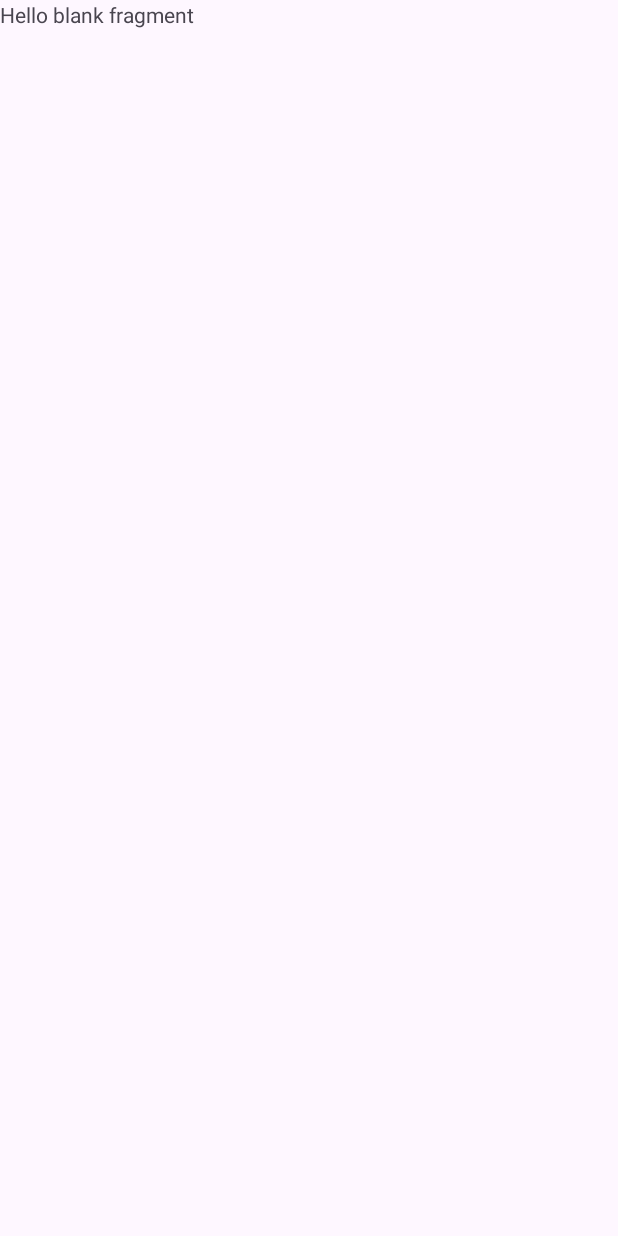
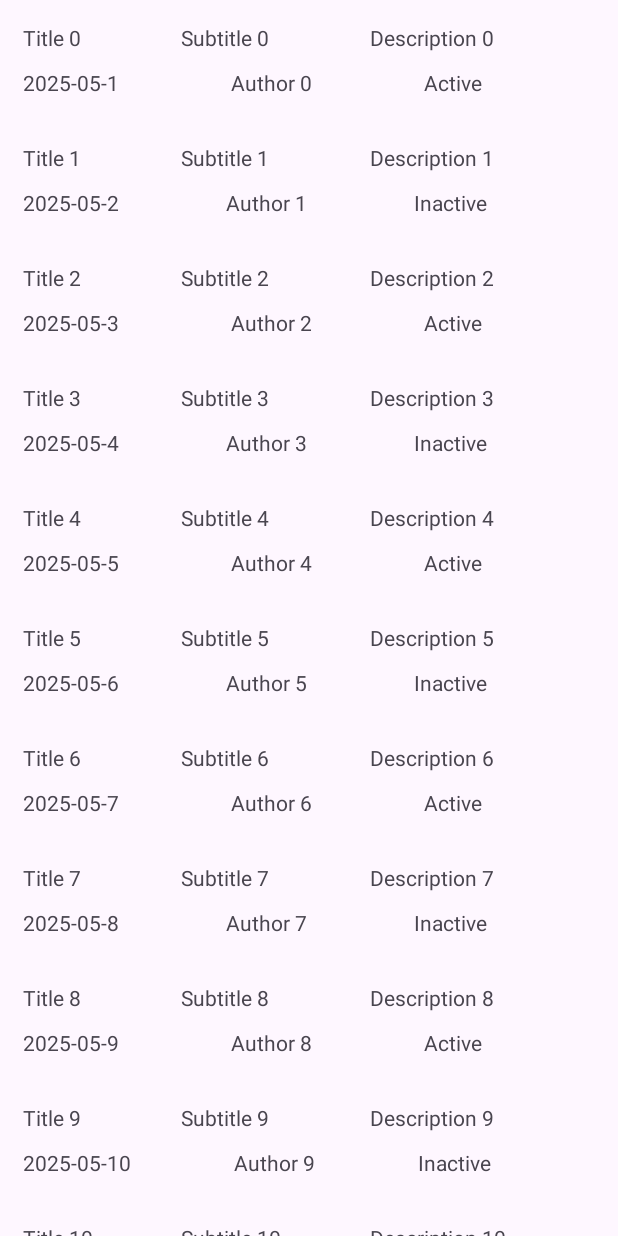
Before and after one commit to SubinBSuresh/LazyList, an Android app: the PagedListFragment screen opened through its navigation route, on a phone screen of 412 x 824 dp. Before the commit the screen is almost empty. Run offline under Robolectric (Android 15) with nearby library versions, the phone set to English and light mode, and no system bars; our stand-ins replace paging.

Commit message:
added pagination

```diff
--- a/app/build.gradle.kts
+++ b/app/build.gradle.kts
@@ -48,6 +48,8 @@ dependencies {
     implementation(libs.androidx.constraintlayout)
     implementation(libs.androidx.navigation.fragment.ktx)
     implementation(libs.androidx.navigation.ui.ktx)
+    implementation(libs.paging.runtime)
+    implementation(libs.androidx.recyclerview)
     testImplementation(libs.junit)
     androidTestImplementation(libs.androidx.junit)
     androidTestImplementation(libs.androidx.espresso.core)
--- /dev/null
+++ b/app/src/main/java/com/dutch/lazylist/ListItemPagingSource.kt
@@ -0,0 +1,43 @@
+package com.dutch.lazylist
+
+import android.util.Log
+import androidx.paging.PagingSource
+import androidx.paging.PagingState
+
+class ListItemPagingSource : PagingSource<Int, ListItemData>() {
+
+    val TAG = "ListItemPagingSource"
+    override fun getRefreshKey(state: PagingState<Int, ListItemData>): Int? {
+        Log.i(TAG, "getRefreshKey()")
+        return state.anchorPosition?.let {
+            state.closestPageToPosition(it)?.prevKey?.plus(1)?:state.closestPageToPosition(it)?.nextKey?.minus(1)
+        }
+    }
+
+    override suspend fun load(params: LoadParams<Int>): LoadResult<Int, ListItemData> {
+        Log.i(TAG, "load()")
+        val page = params.key ?: 0
+        val pageSize = params.loadSize
+
+        return try {
+            val items = List(pageSize) {
+                val index = page * pageSize + it
+                ListItemData(
+                    title = "Title $index",
+                    subtitle = "Subtitle $index",
+                    description = "Description $index",
+                    date = "2025-05-${(it + 1)}",
+                    author = "Author $index",
+                    status = if (index %2 == 0) "Active" else "Inactive"
+                )
+            }
+            LoadResult.Page(
+                data = items,
+                prevKey = if (page == 0) null else page - 1,
+                nextKey = page + 1
+            )
+        } catch (e: Exception) {
+            LoadResult.Error(e)
+        }
+    }
+}
--- /dev/null
+++ b/app/src/main/java/com/dutch/lazylist/PagedListAdapter.kt
@@ -0,0 +1,56 @@
+package com.dutch.lazylist
+
+import android.view.LayoutInflater
+import android.view.ViewGroup
+import androidx.paging.PagingDataAdapter
+import androidx.recyclerview.widget.DiffUtil
+import androidx.recyclerview.widget.RecyclerView
+import com.dutch.lazylist.databinding.VerticalListItemBinding
+
+class PagedListAdapter :
+    PagingDataAdapter<ListItemData, PagedListAdapter.ViewHolder>(DIFF_CALLBACK) {
+
+    companion object {
+        val DIFF_CALLBACK = object : DiffUtil.ItemCallback<ListItemData>() {
+            override fun areItemsTheSame(
+                oldItem: ListItemData, newItem: ListItemData
+            ): Boolean {
+                return oldItem.title == newItem.title
+            }
+
+            override fun areContentsTheSame(
+                oldItem: ListItemData, newItem: ListItemData
+            ): Boolean {
+                return oldItem == newItem
+            }
+
+        }
+    }
+
+    inner class ViewHolder(private val binding: VerticalListItemBinding) :
+        RecyclerView.ViewHolder(binding.root) {
+        fun bind(item: ListItemData) {
+            binding.tv1.text = item.title
+            binding.tv2.text = item.subtitle
+            binding.tv3.text = item.description
+            binding.tv4.text = item.date
+            binding.tv5.text = item.author
+            binding.tv6.text = item.status
+        }
+    }
+
+
+    override fun onCreateViewHolder(
+        parent: ViewGroup, viewType: Int
+    ): ViewHolder {
+        val binding =
+            VerticalListItemBinding.inflate(LayoutInflater.from(parent.context), parent, false)
+        return ViewHolder(binding)
+    }
+
+    override fun onBindViewHolder(holder: ViewHolder, position: Int) {
+        getItem(position)?.let { holder.bind(it) }
+    }
+
+
+}
--- a/app/src/main/java/com/dutch/lazylist/PagedListFragment.kt
+++ b/app/src/main/java/com/dutch/lazylist/PagedListFragment.kt
@@ -1,59 +1,47 @@
 package com.dutch.lazylist
 
 import android.os.Bundle
-import androidx.fragment.app.Fragment
+import android.util.Log
 import android.view.LayoutInflater
 import android.view.View
 import android.view.ViewGroup
+import androidx.fragment.app.Fragment
+import androidx.fragment.app.viewModels
+import androidx.lifecycle.lifecycleScope
+import androidx.recyclerview.widget.LinearLayoutManager
+import com.dutch.lazylist.databinding.FragmentPagedListBinding
+import kotlinx.coroutines.flow.collectLatest
 
-// TODO: Rename parameter arguments, choose names that match
-// the fragment initialization parameters, e.g. ARG_ITEM_NUMBER
-private const val ARG_PARAM1 = "param1"
-private const val ARG_PARAM2 = "param2"
+class PagedListFragment : Fragment() {
+    val TAG = "PagedListFragment"
 
-/**
- * A simple [Fragment] subclass.
- * Use the [PagedListFragment.newInstance] factory method to
- * create an instance of this fragment.
- */
-class PagedListFragment : Fragment() {
-    // TODO: Rename and change types of parameters
-    private var param1: String? = null
-    private var param2: String? = null
+    private lateinit var binding: FragmentPagedListBinding
+    private val viewModel: PagedlistViewModel by viewModels()
+    private lateinit var adapter: PagedListAdapter
 
-    override fun onCreate(savedInstanceState: Bundle?) {
-        super.onCreate(savedInstanceState)
-        arguments?.let {
-            param1 = it.getString(ARG_PARAM1)
-            param2 = it.getString(ARG_PARAM2)
+
+    override fun onCreateView(
+        inflater: LayoutInflater, container: ViewGroup?, savedInstanceState: Bundle?
+    ): View? {
+        Log.i(TAG, "onCreateView()")
+        // Inflate the layout for this fragment
+        binding = FragmentPagedListBinding.inflate(inflater, container, false)
+        return binding.root
+    }
+
+    override fun onViewCreated(view: View, savedInstanceState: Bundle?) {
+        Log.i(TAG, "onViewCreated()")
+        super.onViewCreated(view, savedInstanceState)
+        adapter = PagedListAdapter()
+        binding.rvListPaged.layoutManager = LinearLayoutManager(requireContext())
+        binding.rvListPaged.adapter = adapter
+
+        lifecycleScope.launchWhenStarted {
+            viewModel.pager.collectLatest {
+                adapter.submitData(it)
+            }
         }
     }
 
-    override fun onCreateView(
-        inflater: LayoutInflater, container: ViewGroup?,
-        savedInstanceState: Bundle?
-    ): View? {
-        // Inflate the layout for this fragment
-        return inflater.inflate(R.layout.fragment_paged_list, container, false)
-    }
 
-    companion object {
-        /**
-         * Use this factory method to create a new instance of
-         * this fragment using the provided parameters.
-         *
-         * @param param1 Parameter 1.
-         * @param param2 Parameter 2.
-         * @return A new instance of fragment PagedListFragment.
-         */
-        // TODO: Rename and change types and number of parameters
-        @JvmStatic
-        fun newInstance(param1: String, param2: String) =
-            PagedListFragment().apply {
-                arguments = Bundle().apply {
-                    putString(ARG_PARAM1, param1)
-                    putString(ARG_PARAM2, param2)
-                }
-            }
-    }
 }
--- /dev/null
+++ b/app/src/main/java/com/dutch/lazylist/PagedlistViewModel.kt
@@ -0,0 +1,14 @@
+package com.dutch.lazylist
+
+import androidx.lifecycle.ViewModel
+import androidx.lifecycle.viewModelScope
+import androidx.paging.Pager
+import androidx.paging.PagingConfig
+import androidx.paging.cachedIn
+
+class PagedlistViewModel : ViewModel() {
+    val pager = Pager(
+        config = PagingConfig(
+            pageSize = 20, enablePlaceholders = false
+        ), pagingSourceFactory = { ListItemPagingSource() }).flow.cachedIn(viewModelScope)
+}
--- a/app/src/main/res/layout/fragment_paged_list.xml
+++ b/app/src/main/res/layout/fragment_paged_list.xml
@@ -5,10 +5,8 @@
     android:layout_height="match_parent"
     tools:context=".PagedListFragment">
 
-    <!-- TODO: Update blank fragment layout -->
-    <TextView
+    <androidx.recyclerview.widget.RecyclerView
+        android:id="@+id/rvListPaged"
         android:layout_width="match_parent"
-        android:layout_height="match_parent"
-        android:text="@string/hello_blank_fragment" />
-
+        android:layout_height="match_parent" />
 </FrameLayout>
--- a/gradle/libs.versions.toml
+++ b/gradle/libs.versions.toml
@@ -11,6 +11,8 @@ activity = "1.10.1"
 constraintlayout = "2.2.1"
 navigationFragmentKtx = "2.9.0"
 navigationUiKtx = "2.9.0"
+pagingRuntime = "3.2.1"
+recyclerview = "1.4.0"
 
 [libraries]
 androidx-core-ktx = { group = "androidx.core", name = "core-ktx", version.ref = "coreKtx" }
@@ -23,6 +25,8 @@ androidx-activity = { group = "androidx.activity", name = "activity", version.re
 androidx-constraintlayout = { group = "androidx.constraintlayout", name = "constraintlayout", version.ref = "constraintlayout" }
 androidx-navigation-fragment-ktx = { group = "androidx.navigation", name = "navigation-fragment-ktx", version.ref = "navigationFragmentKtx" }
 androidx-navigation-ui-ktx = { group = "androidx.navigation", name = "navigation-ui-ktx", version.ref = "navigationUiKtx" }
+paging-runtime = {group = "androidx.paging", name = "paging-runtime", version.ref = "pagingRuntime"}
+androidx-recyclerview = { group = "androidx.recyclerview", name = "recyclerview", version.ref = "recyclerview" }
 
 
 [plugins]
```
Also changed, not shown: app/src/main/java/com/dutch/lazylist/InfiniteListAdapter.kt (+9 -0 lines), app/src/main/java/com/dutch/lazylist/InfiniteListFragment.kt (+18 -5 lines).
